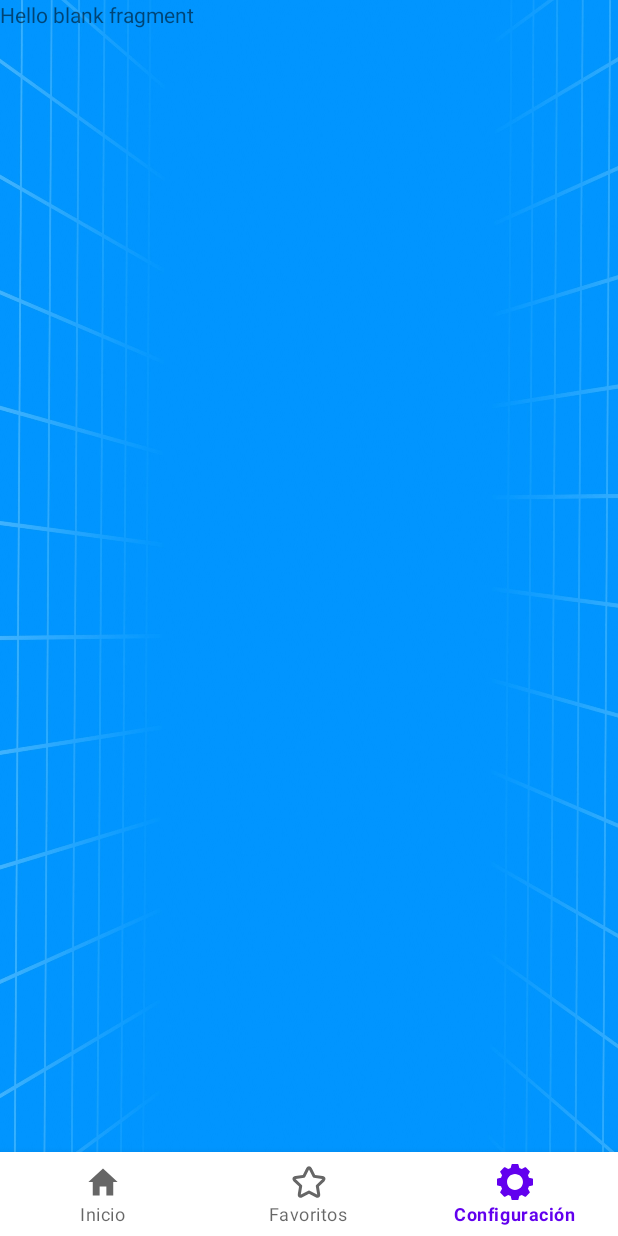
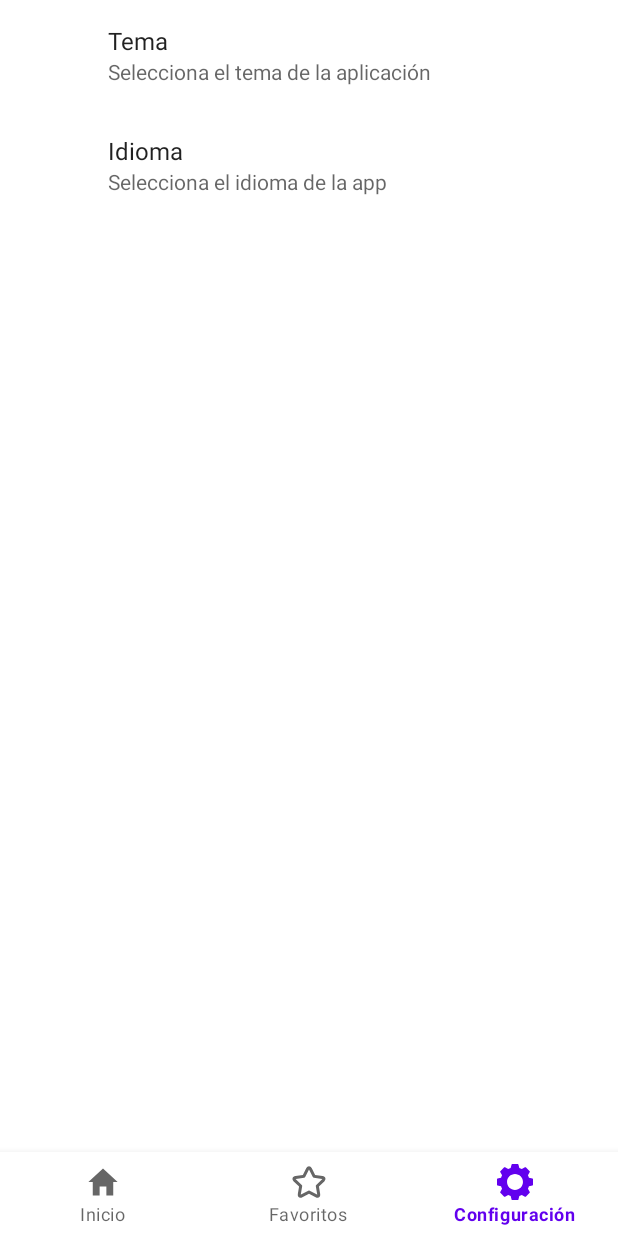
Before and after one commit to AntonioMsUO/Digimon-app, an Android app: the SettingsFragment screen opened through its navigation route, on a phone screen of 412 x 824 dp. Run offline under Robolectric (Android 15) with nearby library versions, the phone set to English and light mode, and no system bars; our stand-ins replace androidx.preference, navigation-ui; 1 statement that could not run was skipped.

Commit message:
Inicio de implementación de preferencias, buscar permanencia y aplicar internacionalidad

```diff
--- a/app/build.gradle.kts
+++ b/app/build.gradle.kts
@@ -58,6 +58,7 @@ dependencies {
     implementation(libs.converter.moshi)
     implementation(libs.moshi.kotlin.codegen)
     implementation(libs.androidx.room.runtime)
+    implementation(libs.androidx.preference)
     kapt(libs.androidx.room.compiler)
     annotationProcessor(libs.glide.compiler)
     testImplementation(libs.junit)
--- a/app/src/main/java/es/uniovi/digimonapp/ui/settings/SettingsFragment.kt
+++ b/app/src/main/java/es/uniovi/digimonapp/ui/settings/SettingsFragment.kt
@@ -1,60 +1,67 @@
 package es.uniovi.digimonapp.ui.settings
 
+import android.content.SharedPreferences
+import android.graphics.Color
 import android.os.Bundle
-import androidx.fragment.app.Fragment
-import android.view.LayoutInflater
 import android.view.View
-import android.view.ViewGroup
+import androidx.appcompat.app.AppCompatDelegate
+import androidx.core.content.ContextCompat
+import androidx.preference.ListPreference
+import androidx.preference.PreferenceFragmentCompat
+import androidx.preference.PreferenceManager
+import com.google.android.material.color.MaterialColors
 import es.uniovi.digimonapp.R
+import java.util.*
 
-// TODO: Rename parameter arguments, choose names that match
-// the fragment initialization parameters, e.g. ARG_ITEM_NUMBER
-private const val ARG_PARAM1 = "param1"
-private const val ARG_PARAM2 = "param2"
+class SettingsFragment : PreferenceFragmentCompat(), SharedPreferences.OnSharedPreferenceChangeListener {
 
-/**
- * A simple [Fragment] subclass.
- * Use the [SettingsFragment.newInstance] factory method to
- * create an instance of this fragment.
- */
-class SettingsFragment : Fragment() {
-    // TODO: Rename and change types of parameters
-    private var param1: String? = null
-    private var param2: String? = null
+    override fun onCreatePreferences(savedInstanceState: Bundle?, rootKey: String?) {
+        setPreferencesFromResource(R.xml.preferences, rootKey)
+    }
 
-    override fun onCreate(savedInstanceState: Bundle?) {
-        super.onCreate(savedInstanceState)
-        arguments?.let {
-            param1 = it.getString(ARG_PARAM1)
-            param2 = it.getString(ARG_PARAM2)
+    override fun onViewCreated(view: View, savedInstanceState: Bundle?) {
+        super.onViewCreated(view, savedInstanceState)
+        view.setBackgroundColor(
+            MaterialColors.getColor(view, android.R.attr.colorBackground, Color.WHITE)
+        )
+    }
+
+    override fun onResume() {
+        super.onResume()
+        preferenceScreen.sharedPreferences?.registerOnSharedPreferenceChangeListener(this)
+    }
+
+    override fun onPause() {
+        preferenceScreen.sharedPreferences?.unregisterOnSharedPreferenceChangeListener(this)
+        super.onPause()
+    }
+
+    override fun onSharedPreferenceChanged(sharedPreferences: SharedPreferences?, key: String?) {
+        when (key) {
+            "theme_preference" -> {
+                when (sharedPreferences?.getString(key, "auto")) {
+                    "light" -> AppCompatDelegate.setDefaultNightMode(AppCompatDelegate.MODE_NIGHT_NO)
+                    "dark" -> AppCompatDelegate.setDefaultNightMode(AppCompatDelegate.MODE_NIGHT_YES)
+                    "auto" -> AppCompatDelegate.setDefaultNightMode(AppCompatDelegate.MODE_NIGHT_FOLLOW_SYSTEM)
+                }
+            }
+
+            "language_preference" -> {
+                val lang = sharedPreferences?.getString(key, "es")
+                setLocale(lang)
+                activity?.recreate() // Para aplicar idioma en tiempo real
+            }
         }
     }
 
-    override fun onCreateView(
-        inflater: LayoutInflater, container: ViewGroup?,
-        savedInstanceState: Bundle?
-    ): View? {
-        // Inflate the layout for this fragment
-        return inflater.inflate(R.layout.fragment_settings, container, false)
-    }
+    private fun setLocale(languageCode: String?) {
+        languageCode ?: return
+        val locale = Locale(languageCode)
+        Locale.setDefault(locale)
 
-    companion object {
-        /**
-         * Use this factory method to create a new instance of
-         * this fragment using the provided parameters.
-         *
-         * @param param1 Parameter 1.
-         * @param param2 Parameter 2.
-         * @return A new instance of fragment SettingsFragment.
-         */
-        // TODO: Rename and change types and number of parameters
-        @JvmStatic
-        fun newInstance(param1: String, param2: String) =
-            SettingsFragment().apply {
-                arguments = Bundle().apply {
-                    putString(ARG_PARAM1, param1)
-                    putString(ARG_PARAM2, param2)
-                }
-            }
+        val config = resources.configuration
+        config.setLocale(locale)
+        resources.updateConfiguration(config, resources.displayMetrics)
+        activity?.applicationContext?.resources?.updateConfiguration(config, resources.displayMetrics)
     }
 }
--- a/app/src/main/res/values/arrays.xml
+++ b/app/src/main/res/values/arrays.xml
@@ -29,4 +29,25 @@
         <item>@string/level_perfect</item>
         <item>@string/level_ultimate</item>
     </string-array>
+
+    <string-array name="theme_options">
+        <item>Claro</item>
+        <item>Oscuro</item>
+        <item>Automático</item>
+    </string-array>
+    <string-array name="theme_values">
+        <item>light</item>
+        <item>dark</item>
+        <item>auto</item>
+    </string-array>
+
+    <string-array name="language_options">
+        <item>Español</item>
+        <item>Inglés</item>
+    </string-array>
+    <string-array name="language_values">
+        <item>es</item>
+        <item>en</item>
+    </string-array>
+
 </resources>
--- a/app/src/main/res/values/colors.xml
+++ b/app/src/main/res/values/colors.xml
@@ -2,4 +2,5 @@
 <resources>
     <color name="black">#FF000000</color>
     <color name="white">#FFFFFFFF</color>
+    <color name="preference_background">?android:colorBackground</color>
 </resources>
--- a/app/src/main/res/values/strings.xml
+++ b/app/src/main/res/values/strings.xml
@@ -32,4 +32,5 @@
     <string name="unknown">Desconocido</string>
     <string name="description_not_available">Descripción no disponible</string>
     <string name="favorites">Favoritos</string>
+
 </resources>
--- /dev/null
+++ b/app/src/main/res/xml/preferences.xml
@@ -0,0 +1,20 @@
+<?xml version="1.0" encoding="utf-8"?>
+<PreferenceScreen xmlns:android="http://schemas.android.com/apk/res/android">
+
+    <ListPreference
+        android:key="theme_preference"
+        android:title="Tema"
+        android:summary="Selecciona el tema de la aplicación"
+        android:entries="@array/theme_options"
+        android:entryValues="@array/theme_values"
+        android:defaultValue="auto" />
+
+    <ListPreference
+        android:key="language_preference"
+        android:title="Idioma"
+        android:summary="Selecciona el idioma de la app"
+        android:entries="@array/language_options"
+        android:entryValues="@array/language_values"
+        android:defaultValue="es" />
+
+</PreferenceScreen>
--- a/gradle/libs.versions.toml
+++ b/gradle/libs.versions.toml
@@ -1,5 +1,5 @@
 [versions]
-agp = "8.9.1"
+agp = "8.8.2"
 kotlin = "2.1.10"
 coreKtx = "1.6.0"
 junit = "4.13.2"
@@ -21,6 +21,7 @@ converterMoshi = "2.9.0"
 androidxNavigationSafeargsKotlinGradlePlugin = "2.8.9"
 roomRuntime = "2.7.0"
 roomCompiler = "2.7.0"
+preference = "1.2.1"
 
 
 [libraries]
@@ -47,6 +48,7 @@ moshi-kotlin-codegen = { group = "com.squareup.moshi", name = "moshi-kotlin-code
 androidx-androidx-navigation-safeargs-kotlin-gradle-plugin = { group = "androidx.navigation.safeargs.kotlin", name = "androidx.navigation.safeargs.kotlin.gradle.plugin", version.ref = "androidxNavigationSafeargsKotlinGradlePlugin" }
 androidx-room-runtime = { group = "androidx.room", name = "room-runtime", version.ref = "roomRuntime" }
 androidx-room-compiler = { group = "androidx.room", name = "room-compiler", version.ref = "roomCompiler" }
+androidx-preference = { group = "androidx.preference", name = "preference", version.ref = "preference" }
 
 [plugins]
 android-application = { id = "com.android.application", version.ref = "agp" }
```
